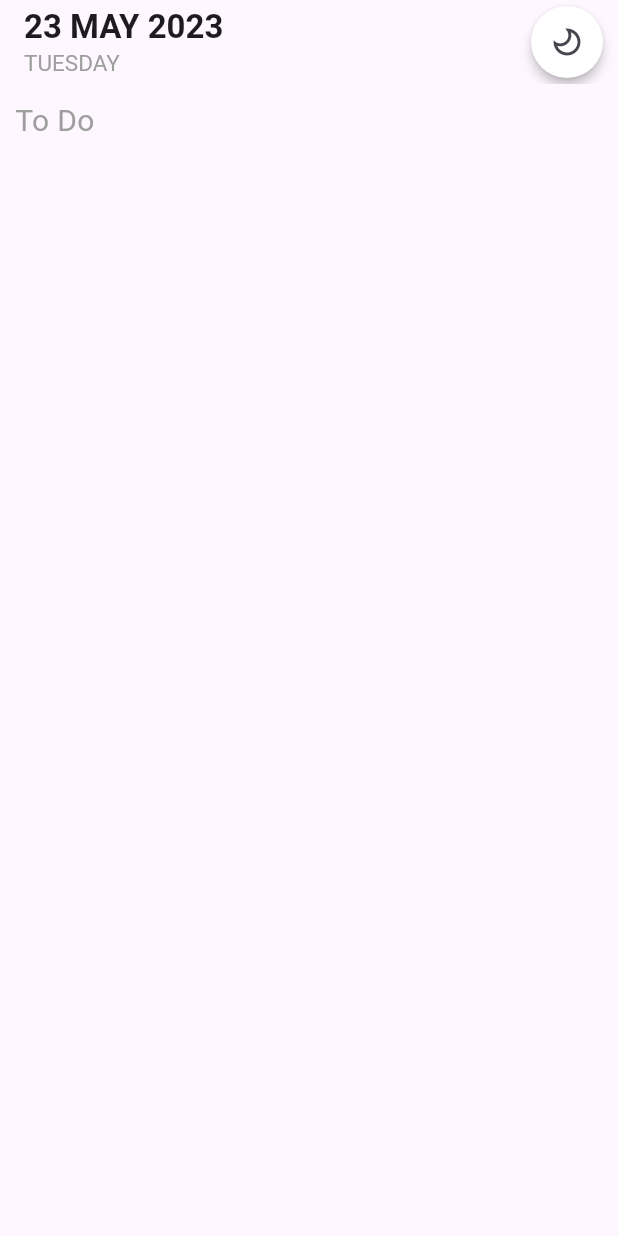
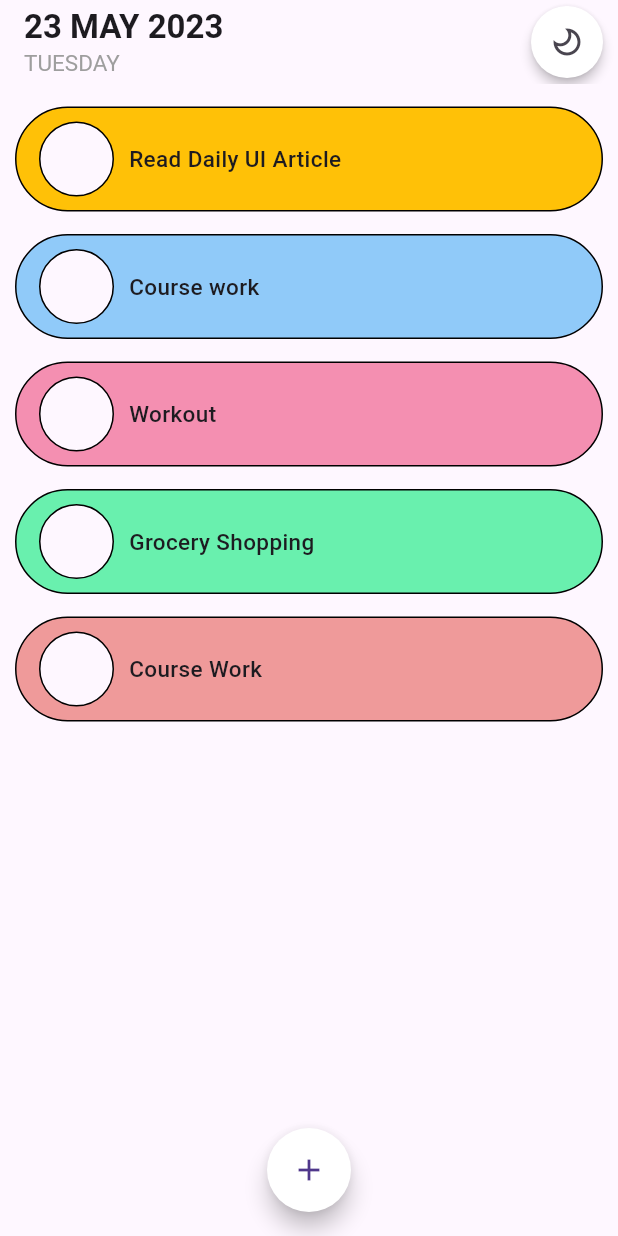
Before and after one commit to inzamam9494/ToDo-app, a Flutter app: the screen it shows after launch, on a phone screen of 412 x 824 dp. Run offline on Flutter 3.47's test engine with Material 3 defaults, Android fonts, the phone set to English and light mode, and no system bars; drawn by our look-alikes of flutter_slidable, roundcheckbox.

Commit message:
TO DO App

```diff
--- a/lib/home_page.dart
+++ b/lib/home_page.dart
@@ -1,24 +1,109 @@
 import 'package:flutter/material.dart';
+import 'package:flutter_slidable/flutter_slidable.dart';
+import 'package:to_do_app/widget/bottom_sheet.dart';
+import 'package:to_do_app/widget/color_choosing.dart';
+import 'package:to_do_app/widget/todo_tile.dart';
 
-class HomePage extends StatelessWidget {
+class HomePage extends StatefulWidget {
   const HomePage({super.key});
+
+  @override
+  State<HomePage> createState() => _HomePageState();
+}
+
+class _HomePageState extends State<HomePage> {
+  final List todoList = [
+    ["Read Daily UI Article", Colors.amber],
+    ["Course work", Colors.blue.shade200],
+    ["Workout", Colors.pink.shade200],
+    ["Grocery Shopping", Colors.greenAccent.shade200],
+    ["Course Work", Colors.red.shade200],
+  ];
+
+
+
+  TextEditingController textEditingController = TextEditingController();
+  Color selectedColor = Colors.amber;
+
+  void saveNewTask(){
+    setState(() {
+      todoList.add([textEditingController.text, selectedColor]);
+    });
+    textEditingController.clear();
+  }
+
+  void updateSelectColor(Color color){
+    setState(() {
+      selectedColor = color;
+    });
+  }
+
+  void deleteToDoList(int index){
+    setState(() {
+      todoList.removeAt(index);
+    });
+  }
 
   @override
   Widget build(BuildContext context) {
     return Scaffold(
+        floatingActionButtonLocation: FloatingActionButtonLocation.centerFloat,
+        floatingActionButton: FloatingActionButton.extended(
+          onPressed: () {
+            showModalBottomSheet(
+                context: context,
+                builder: (BuildContext context) {
+                  return Container(
+                    margin: const EdgeInsets.only(top: 20),
+                    padding: const EdgeInsets.all(10),
+                    height: 400,
+                    child: Column(
+                      mainAxisAlignment: MainAxisAlignment.spaceBetween,
+                      children: [
+                        TextField(
+                          controller: textEditingController,
+                          decoration: const InputDecoration(
+                              hintText: "Enter the Task"
+                          ),
+                        ),
+                        ColorChooser(onColorSelected: updateSelectColor),
+                        Card(
+                          elevation: 2,
+                          shape: const CircleBorder(),
+                          child: IconButton(
+                            onPressed: () {
+                              saveNewTask();
+                              setState(() {
+                                Navigator.pop(context);
+                              });
+                            },
+                            icon: const Icon(Icons.check),
+                          ),
+                        )
+                      ],
+                    ),
+                  );;
+                });
+          },
+          backgroundColor: Colors.white,
+          shape: const CircleBorder(),
+          label: const Icon(Icons.add),
+          // child: const Icon(Icons.add),
+        ),
         appBar: AppBar(
           title: Container(
             child: const Column(
               crossAxisAlignment: CrossAxisAlignment.start,
-            children: [Text("23 MAY 2023",
-            style: TextStyle(
-              fontWeight: FontWeight.w700
-            ),)
-              , Text("TUESDAY",
-              style: TextStyle(
-                fontSize: 15,
-                color: Colors.grey
-              ),)],
+              children: [
+                Text(
+                  "23 MAY 2023",
+                  style: TextStyle(fontWeight: FontWeight.w700),
+                ),
+                Text(
+                  "TUESDAY",
+                  style: TextStyle(fontSize: 15, color: Colors.grey),
+                )
+              ],
             ),
           ),
           actions: [
@@ -31,25 +116,28 @@ class HomePage extends StatelessWidget {
                 child: IconButton(
                   onPressed: () {},
                   icon: Transform.flip(
-                    flipX: true,
-                    child: const Icon(Icons.dark_mode_outlined)),
+                      flipX: true, child: const Icon(Icons.dark_mode_outlined)),
                 ),
               ),
             )
           ],
         ),
+
         body: Container(
-        margin: const EdgeInsets.all(10),
-        child: Column(
-          children: [
-            Text("To Do",
-            style: TextStyle(
-              color: Colors.grey,
-              fontSize: 20
-            ),)
-          ],
-        ),
-      ),
+          margin: const EdgeInsets.only(left: 10, right: 10, bottom: 10),
+          height: double.maxFinite,
+          child: ListView.builder(
+              itemCount: todoList.length,
+              itemBuilder: (context, index) {
+                String todoText = todoList[index][0];
+                Color todoColor = todoList[index][1];
+                return Container(
+                    child: ToDoTile(
+                      myText: todoText,
+                      color: todoColor,
+                      deleteFunction: (p0) => deleteToDoList(index)),
                     );
+              }),
+        ));
   }
 }
--- a/lib/widget/todo_tile.dart
+++ b/lib/widget/todo_tile.dart
@@ -0,0 +1,59 @@
+import 'package:flutter/material.dart';
+import 'package:flutter_slidable/flutter_slidable.dart';
+import 'package:roundcheckbox/roundcheckbox.dart';
+
+class ToDoTile extends StatelessWidget {
+  final String myText;
+  final Color color;
+  Function(BuildContext) deleteFunction;
+   ToDoTile({super.key, required this.myText, required this.color, required this.deleteFunction});
+
+  @override
+  Widget build(BuildContext context) {
+    return Container(
+      margin: const EdgeInsets.only(top: 15),
+      child: Slidable(
+            endActionPane: ActionPane(
+              motion: const StretchMotion(),
+              children: [
+                SlidableAction(onPressed: deleteFunction,
+                icon: Icons.delete,
+                backgroundColor: Colors.red.shade400,
+                  borderRadius: BorderRadius.circular(50),
+                ),
+              ],
+            ),
+        child: Container(
+          padding: const EdgeInsets.only(left: 15),
+          height: 70,
+          width: double.maxFinite,
+          decoration: BoxDecoration(
+            borderRadius: BorderRadius.circular(50),
+            border: Border.all(
+              color: Colors.black
+            ),
+            color: color
+          ),
+          child: Row(
+            children: [
+              Container(
+                padding: const EdgeInsets.only(right: 10),
+                child: RoundCheckBox(
+                  onTap: (selected){},
+                  size: 50,
+                  checkedColor: Colors.black,
+                  borderColor: Colors.black,
+                ),
+              ),
+               Text(myText,
+              style: const TextStyle(
+                fontWeight: FontWeight.w500,
+                fontSize: 15
+              ),)
+            ],
+          ),
+        ),
+      ),
+    );
+  }
+}
--- a/pubspec.yaml
+++ b/pubspec.yaml
@@ -40,6 +40,7 @@ dependencies:
   hive_flutter: ^1.1.0
   hive_generator: ^2.0.1
   build_runner: ^2.4.9
+  roundcheckbox: ^2.0.5
 
 dev_dependencies:
   flutter_test:
```
Also changed, not shown: lib/core/database/local_database.dart (deleted, +0 -24 lines), lib/widget/bottom_sheet.dart (added, +46 -0 lines), lib/widget/color_choosing.dart (added, +94 -0 lines), lib/widgets/ToDo_tile.dart (deleted, +0 -50 lines), lib/widgets/dialog_box.dart (deleted, +0 -53 lines), pubspec.lock. Lines whose indentation alone changed are shown as unchanged.
